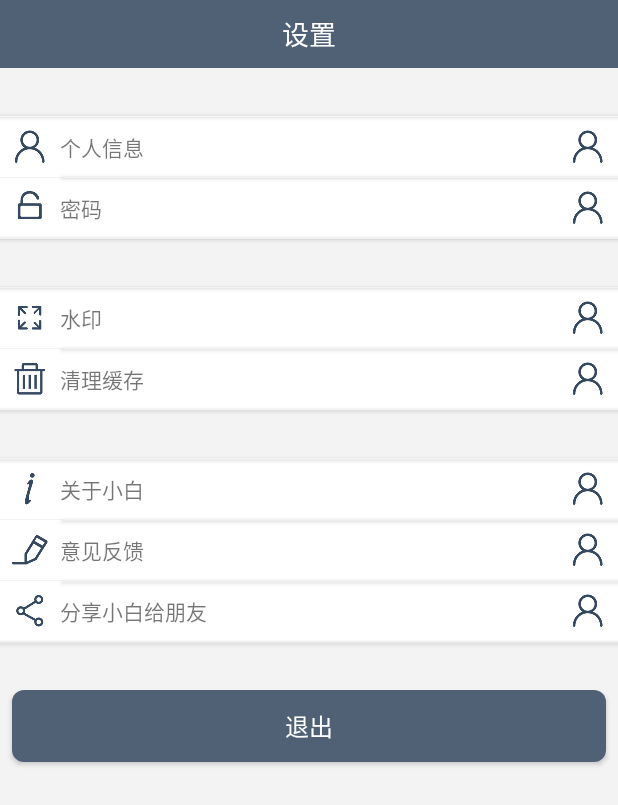
After one commit to wangcheng319/xiaobai, an Android app: the SettingActivity screen opened directly, with no data from a screen before it, on a phone screen of 412 x 824 dp. The commit adds this screen. Shown: the top 805 px of the screen. Run offline under Robolectric (Android 15) with nearby library versions, the phone set to English and light mode, and no system bars; libraries missing offline, so code that uses them is left out: com.readystatesoftware.systembartint.

Commit message:
新增设置页面

```diff
--- /dev/null
+++ b/app/src/main/java/com/xiaobai/activity/SettingActivity.java
@@ -0,0 +1,40 @@
+package com.xiaobai.activity;
+
+import android.support.v7.app.AppCompatActivity;
+import android.os.Bundle;
+import android.view.View;
+import android.widget.TextView;
+
+import com.xiaobai.application.R;
+
+public class SettingActivity extends BaseActivity implements View.OnClickListener {
+    private TextView main_title_tv;
+    private View main_title_left;
+    private View main_title_right;
+
+    @Override
+    protected void onCreate(Bundle savedInstanceState) {
+        super.onCreate(savedInstanceState);
+        setContentView(R.layout.activity_setting);
+
+        initView();
+    }
+
+    private void initView() {
+        main_title_tv = (TextView) findViewById(R.id.main_title_tv);
+        main_title_left = findViewById(R.id.main_title_left);
+        main_title_right = findViewById(R.id.main_title_right);
+
+        main_title_tv.setText("设置");
+    }
+
+    @Override
+    public void onPostSuccess(int postId, String msg) {
+
+    }
+
+    @Override
+    public void onPostFailure(int postId, String msg) {
+
+    }
+}
--- /dev/null
+++ b/app/src/main/res/drawable/bg_log_out.xml
@@ -0,0 +1,7 @@
+<?xml version="1.0" encoding="utf-8"?>
+<shape xmlns:android="http://schemas.android.com/apk/res/android">
+
+    <corners android:radius="8dp" />
+    <solid android:color="#506175" />
+
+</shape>
--- /dev/null
+++ b/app/src/main/res/layout/activity_setting.xml
@@ -0,0 +1,171 @@
+<?xml version="1.0" encoding="utf-8"?>
+<LinearLayout xmlns:android="http://schemas.android.com/apk/res/android"
+    xmlns:tools="http://schemas.android.com/tools"
+    android:layout_width="match_parent"
+    android:layout_height="match_parent"
+    android:background="#f3f3f3"
+    android:orientation="vertical"
+    tools:context="com.xiaobai.activity.SettingActivity">
+
+    <include
+        android:id="@+id/main_title"
+        layout="@layout/view_title" />
+
+    <Button
+        android:layout_width="match_parent"
+        android:layout_height="0.3dp"
+        android:layout_marginTop="32dp"
+        android:background="#f9f9f9" />
+
+    <TextView
+        android:layout_width="match_parent"
+        android:layout_height="wrap_content"
+        android:background="@color/white"
+        android:drawableLeft="@drawable/setting_avatar"
+        android:drawablePadding="8dp"
+        android:drawableRight="@drawable/setting_avatar"
+        android:gravity="center_vertical"
+        android:padding="8dp"
+        android:text="个人信息"
+        android:textSize="14sp" />
+
+    <Button
+        android:layout_width="match_parent"
+        android:layout_height="0.3dp"
+        android:layout_marginLeft="42dp"
+        android:background="#f3f3f3" />
+
+    <TextView
+        android:layout_width="match_parent"
+        android:layout_height="wrap_content"
+        android:background="@color/white"
+        android:drawableLeft="@drawable/setting_password"
+        android:drawablePadding="8dp"
+        android:drawableRight="@drawable/setting_avatar"
+        android:gravity="center_vertical"
+        android:padding="8dp"
+        android:text="密码"
+        android:textSize="14sp" />
+
+    <Button
+        android:layout_width="match_parent"
+        android:layout_height="0.3dp"
+        android:background="#f3f3f3" />
+
+
+    <Button
+        android:layout_width="match_parent"
+        android:layout_height="0.3dp"
+        android:layout_marginTop="32dp"
+        android:background="#f3f3f3" />
+
+    <TextView
+        android:layout_width="match_parent"
+        android:layout_height="wrap_content"
+        android:background="@color/white"
+        android:drawableLeft="@drawable/setting_watermark"
+        android:drawablePadding="8dp"
+        android:drawableRight="@drawable/setting_avatar"
+        android:gravity="center_vertical"
+        android:padding="8dp"
+        android:text="水印"
+        android:textSize="14sp" />
+
+    <Button
+        android:layout_width="match_parent"
+        android:layout_height="0.3dp"
+        android:layout_marginLeft="42dp"
+        android:background="#f3f3f3" />
+
+    <TextView
+        android:layout_width="match_parent"
+        android:layout_height="wrap_content"
+        android:background="@color/white"
+        android:drawableLeft="@drawable/setting_clear"
+        android:drawablePadding="8dp"
+        android:drawableRight="@drawable/setting_avatar"
+        android:gravity="center_vertical"
+        android:padding="8dp"
+        android:text="清理缓存"
+        android:textSize="14sp" />
+
+    <Button
+        android:layout_width="match_parent"
+        android:layout_height="0.3dp"
+        android:background="#f3f3f3" />
+
+
+    <Button
+        android:layout_width="match_parent"
+        android:layout_height="0.3dp"
+        android:layout_marginTop="32dp"
+        android:background="#f3f3f3" />
+
+    <TextView
+        android:layout_width="match_parent"
+        android:layout_height="wrap_content"
+        android:background="@color/white"
+        android:drawableLeft="@drawable/setting_about"
+        android:drawablePadding="8dp"
+        android:drawableRight="@drawable/setting_avatar"
+        android:gravity="center_vertical"
+        android:padding="8dp"
+        android:text="关于小白"
+        android:textSize="14sp" />
+
+    <Button
+        android:layout_width="match_parent"
+        android:layout_height="0.3dp"
+        android:layout_marginLeft="42dp"
+        android:background="#f3f3f3" />
+
+    <TextView
+        android:layout_width="match_parent"
+        android:layout_height="wrap_content"
+        android:background="@color/white"
+        android:drawableLeft="@drawable/setting_feedback"
+        android:drawablePadding="8dp"
+        android:drawableRight="@drawable/setting_avatar"
+        android:gravity="center_vertical"
+        android:padding="8dp"
+        android:text="意见反馈"
+        android:textSize="14sp" />
+
+    <Button
+        android:layout_width="match_parent"
+        android:layout_height="0.3dp"
+        android:layout_marginLeft="42dp"
+        android:background="#f3f3f3" />
+
+
+    <TextView
+        android:layout_width="match_parent"
+        android:layout_height="wrap_content"
+        android:background="@color/white"
+        android:drawableLeft="@drawable/setting_share"
+        android:drawablePadding="8dp"
+        android:drawableRight="@drawable/setting_avatar"
+        android:gravity="center_vertical"
+        android:padding="8dp"
+        android:text="分享小白给朋友"
+        android:textSize="14sp" />
+
+    <Button
+        android:layout_width="match_parent"
+        android:layout_height="0.3dp"
+        android:background="#f3f3f3" />
+
+    <Button
+        android:layout_width="match_parent"
+        android:layout_height="wrap_content"
+        android:layout_marginLeft="8dp"
+        android:layout_marginRight="8dp"
+        android:layout_marginTop="32dp"
+        android:gravity="center"
+        android:padding="5dp"
+        android:text="退出"
+        android:background="@drawable/bg_log_out"
+        android:textColor="@color/white"
+        android:textSize="16sp" />
+
+</LinearLayout>
```
Also changed, not shown: app/src/main/AndroidManifest.xml (+5 -2 lines), app/src/main/java/com/xiaobai/activity/MainActivity.java (+23 -2 lines), app/src/main/java/com/xiaobai/fragment/MineFragment.java (+13 -9 lines), app/src/main/res/layout/fragment_mine.xml (+8 -4 lines), app/src/main/res/layout/view_mine_content.xml (added, +35 -0 lines), app/src/main/res/layout/view_mine_header.xml (added, +12 -0 lines), app/src/main/res/drawable/test.jpg (added), 11 other files.
